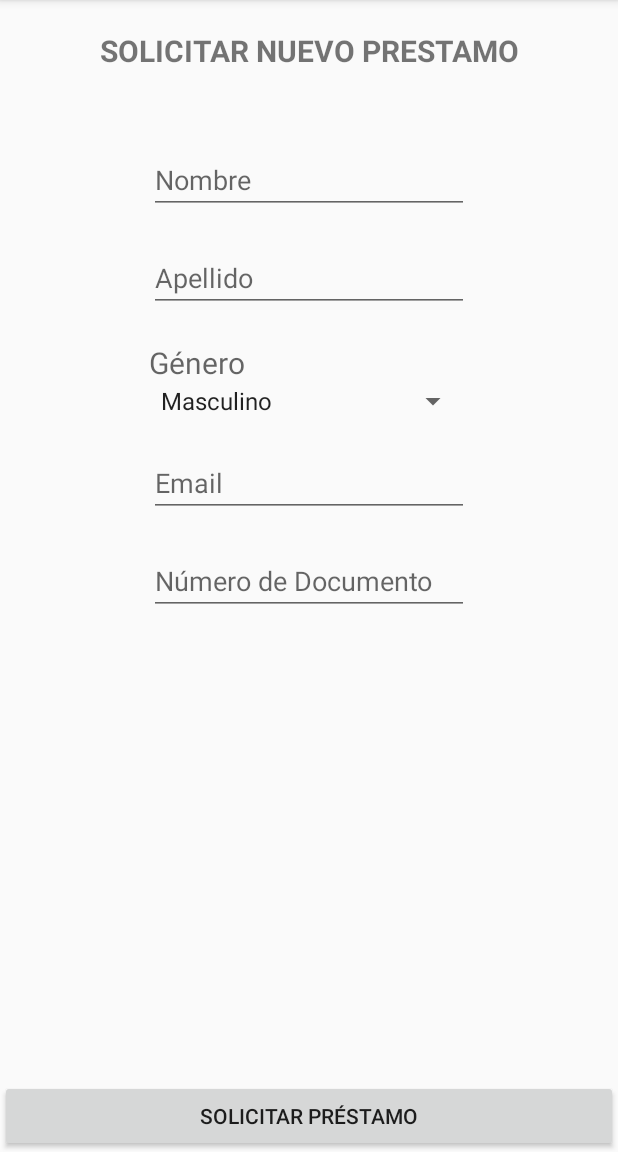
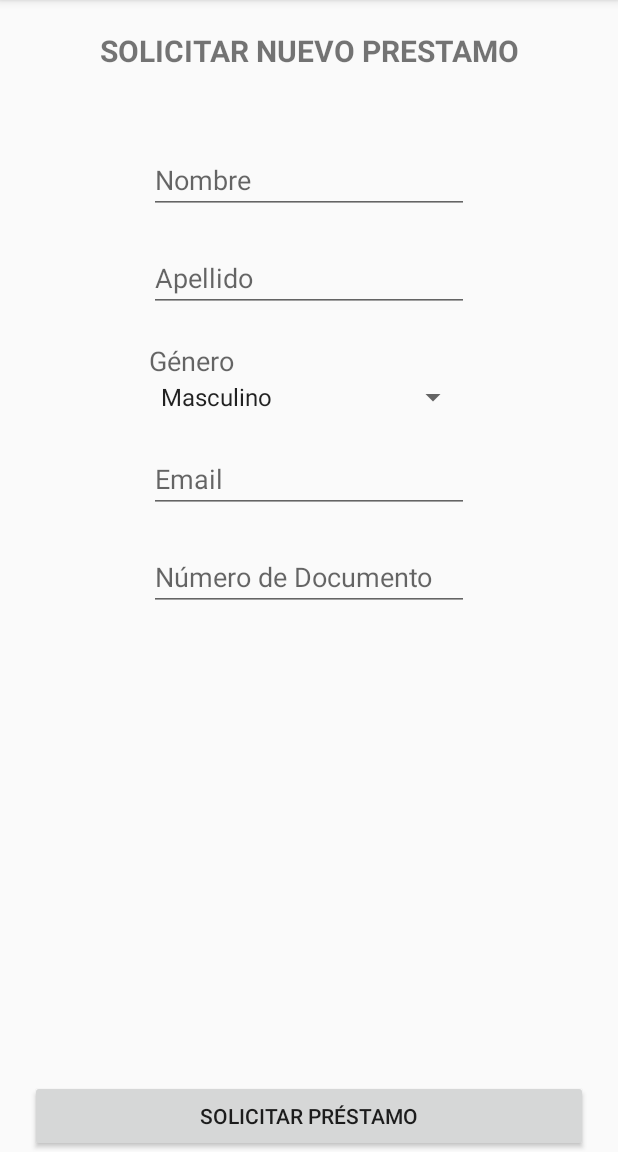
Before and after one commit to martintarres/ProyectoEntrevista, an Android app: the screen it shows after launch (MainActivity), after a tap on "PEDIR PRÉSTAMOS", on a phone screen of 412 x 824 dp, the part 84-1236 px from its top. Run offline under Robolectric (Android 15) with nearby library versions, the phone set to English and light mode, and no system bars.

```diff
--- a/app/build.gradle
+++ b/app/build.gradle
@@ -3,13 +3,13 @@ plugins {
 }
 
 android {
-    compileSdkVersion 30
+    compileSdkVersion 29
     buildToolsVersion "30.0.2"
 
     defaultConfig {
         applicationId "com.example.proyectoentrevista"
         minSdkVersion 26
-        targetSdkVersion 30
+        targetSdkVersion 29
         versionCode 1
         versionName "1.0"
 
--- a/app/src/main/java/com/example/proyectoentrevista/MainActivity.java
+++ b/app/src/main/java/com/example/proyectoentrevista/MainActivity.java
@@ -18,8 +18,6 @@ public class MainActivity extends BaseActivity {
     protected void onCreate(Bundle savedInstanceState) {
         super.onCreate(savedInstanceState);
         setContentView(getLayout());
-
-        //AppCompatDelegate.setDefaultNightMode(AppCompatDelegate.MODE_NIGHT_NO);
     }
 
     @Override
--- a/app/src/main/java/com/example/proyectoentrevista/ui/fragments/Home.java
+++ b/app/src/main/java/com/example/proyectoentrevista/ui/fragments/Home.java
@@ -5,17 +5,13 @@ import android.view.LayoutInflater;
 import android.view.View;
 import android.view.ViewGroup;
 import android.widget.Button;
-
 import com.example.proyectoentrevista.R;
-import com.example.proyectoentrevista.network.PrestamosLoader;
 import com.example.proyectoentrevista.ui.BaseFragment;
 import com.example.proyectoentrevista.utils.ScreenFactory;
 
 
 public class Home extends BaseFragment implements View.OnClickListener {
 
-    private Button pedirPrestamo;
-    private Button verSolicitudes;
     private View view;
 
 
@@ -44,8 +40,8 @@ public class Home extends BaseFragment implements View.OnClickListener {
     }
 
     private void initButtons(){
-        pedirPrestamo = (Button) view.findViewById(R.id.button_pedir_prestamo);
-        verSolicitudes = (Button) view.findViewById(R.id.button_ver_peticiones);
+        Button pedirPrestamo = (Button) view.findViewById(R.id.button_pedir_prestamo);
+        Button verSolicitudes = (Button) view.findViewById(R.id.button_ver_peticiones);
 
         pedirPrestamo.setOnClickListener(this);
         verSolicitudes.setOnClickListener(this);
--- a/app/src/main/java/com/example/proyectoentrevista/ui/fragments/PedirPrestamos.java
+++ b/app/src/main/java/com/example/proyectoentrevista/ui/fragments/PedirPrestamos.java
@@ -4,12 +4,8 @@ import android.app.AlertDialog;
 import android.app.ProgressDialog;
 import android.content.Context;
 import android.content.DialogInterface;
-import android.content.SharedPreferences;
 import android.content.res.TypedArray;
 import android.os.Bundle;
-
-import androidx.fragment.app.Fragment;
-
 import android.view.LayoutInflater;
 import android.view.View;
 import android.view.ViewGroup;
@@ -18,46 +14,30 @@ import android.widget.ArrayAdapter;
 import android.widget.Button;
 import android.widget.EditText;
 import android.widget.Spinner;
-
 import com.example.proyectoentrevista.R;
 import com.example.proyectoentrevista.network.AlmacenarDatos.AlmacenarDatosBody;
 import com.example.proyectoentrevista.network.AlmacenarDatos.AlmacenarResponse;
-import com.example.proyectoentrevista.network.PrestamoService;
+
 import com.example.proyectoentrevista.network.PrestamosLoader;
 import com.example.proyectoentrevista.network.SolicitarPrestamo.PrestamoResponse;
 import com.example.proyectoentrevista.ui.BaseFragment;
 import com.example.proyectoentrevista.utils.ScreenFactory;
 import com.example.proyectoentrevista.utils.Utils;
-import com.google.gson.Gson;
-import com.google.gson.GsonBuilder;
-
-import org.json.JSONException;
-import org.json.JSONObject;
-
 import java.util.ArrayList;
-import java.util.concurrent.TimeUnit;
-
-import okhttp3.OkHttpClient;
-import okhttp3.logging.HttpLoggingInterceptor;
 import retrofit2.Call;
 import retrofit2.Callback;
 import retrofit2.Response;
-import retrofit2.Retrofit;
-import retrofit2.converter.gson.GsonConverterFactory;
-import retrofit2.http.HEAD;
 
 
 public class PedirPrestamos extends BaseFragment implements View.OnClickListener, AdapterView.OnItemSelectedListener {
 
     private View view;
-    private TypedArray mTypedArrayDocument;
-    private Spinner mTypeDoc;
+    private Spinner mTypeGender;
     private EditText textoNombre;
     private EditText textoApellido;
     private EditText textoMail;
     private EditText textoDocNumber;
     private Button botonEnviarPeticion;
-    private int typeGeneroSelected = -1;
     private String typeGeneroField;
     private PrestamosLoader loader;
     private AlmacenarDatosBody almacenarDatosBody;
@@ -74,8 +54,7 @@ public class PedirPrestamos extends BaseFragment implements View.OnClickListener
 
 
     public static PedirPrestamos newInstance() {
-        PedirPrestamos fragment = new PedirPrestamos();
-        return fragment;
+        return new PedirPrestamos();
     }
 
     public PedirPrestamos() {
@@ -110,7 +89,7 @@ public class PedirPrestamos extends BaseFragment implements View.OnClickListener
     }
 
     private void initButtons(){
-        mTypeDoc = (Spinner) view.findViewById(R.id.spinner_type_doc);
+        mTypeGender = (Spinner) view.findViewById(R.id.spinner_type_doc);
         textoNombre = (EditText) view.findViewById(R.id.editText_nombre);
         textoApellido = (EditText) view.findViewById(R.id.editText_apellido);
         textoMail = (EditText) view.findViewById(R.id.editText_mail);
@@ -118,16 +97,16 @@ public class PedirPrestamos extends BaseFragment implements View.OnClickListener
         botonEnviarPeticion = (Button) view.findViewById(R.id.button_enviar_peticion);
         botonEnviarPeticion.setOnClickListener(this);
 
-        mTypedArrayDocument = getActivity().getResources().obtainTypedArray(R.array.type_document_array);
-        int size = mTypedArrayDocument.length();
+        TypedArray mTypedArrayGender = getActivity().getResources().obtainTypedArray(R.array.type_document_array);
+        int size = mTypedArrayGender.length();
         String[] array = new String[size];
         for(int i = 0; i < size ; i++){
-            array[i] = mTypedArrayDocument.getString(i);
+            array[i] = mTypedArrayGender.getString(i);
         }
         ArrayAdapter<String> adapter = new ArrayAdapter<String>(getActivity(),android.R.layout.simple_spinner_item,array);
         adapter.setDropDownViewResource(android.R.layout.simple_spinner_dropdown_item);
-        mTypeDoc.setAdapter(adapter);
-        mTypeDoc.setOnItemSelectedListener(this);
+        mTypeGender.setAdapter(adapter);
+        mTypeGender.setOnItemSelectedListener(this);
 
         listDatos = new ArrayList<AlmacenarDatosBody>();
 
@@ -139,9 +118,9 @@ public class PedirPrestamos extends BaseFragment implements View.OnClickListener
         textoMail.setText(emailTemp);
         textoDocNumber.setText(dniTemp);
         if(genderTemp.equals("Masculino")){
-            mTypeDoc.setSelection(0);
+            mTypeGender.setSelection(0);
         }else{
-            mTypeDoc.setSelection(1);
+            mTypeGender.setSelection(1);
         }
     }
 
@@ -254,7 +233,6 @@ public class PedirPrestamos extends BaseFragment implements View.OnClickListener
     @Override
     public void onItemSelected(AdapterView<?> parent, View view, int position, long id) {
         TypedArray typedArray = getActivity().getResources().obtainTypedArray(R.array.type_document_array);
-        typeGeneroSelected = position;
         typeGeneroField = typedArray.getString(position);
         System.out.println(typeGeneroField);
     }
--- a/app/src/main/java/com/example/proyectoentrevista/ui/fragments/VerPeticiones.java
+++ b/app/src/main/java/com/example/proyectoentrevista/ui/fragments/VerPeticiones.java
@@ -3,7 +3,6 @@ package com.example.proyectoentrevista.ui.fragments;
 import android.content.Context;
 import android.os.Bundle;
 
-import androidx.fragment.app.Fragment;
 import androidx.recyclerview.widget.LinearLayoutManager;
 import androidx.recyclerview.widget.RecyclerView;
 
@@ -14,12 +13,9 @@ import android.widget.TextView;
 
 import com.example.proyectoentrevista.Adapter.SolicitudesAdapter;
 import com.example.proyectoentrevista.R;
-import com.example.proyectoentrevista.network.AlmacenarDatos.AlmacenarDatosBody;
 import com.example.proyectoentrevista.ui.BaseFragment;
 import com.example.proyectoentrevista.utils.ScreenFactory;
 
-import java.awt.font.TextAttribute;
-import java.util.ArrayList;
 
 
 public class VerPeticiones extends BaseFragment {
--- a/app/src/main/java/com/example/proyectoentrevista/utils/BaseActivity.java
+++ b/app/src/main/java/com/example/proyectoentrevista/utils/BaseActivity.java
@@ -6,7 +6,6 @@ import androidx.appcompat.app.AppCompatActivity;
 import androidx.fragment.app.Fragment;
 
 import com.example.proyectoentrevista.R;
-import com.example.proyectoentrevista.network.PrestamosLoader;
 
 
 public abstract class BaseActivity extends AppCompatActivity {
@@ -14,7 +13,6 @@ public abstract class BaseActivity extends AppCompatActivity {
      * Fragment managing the behaviors, interactions and presentation of the navigation drawer.
      */
     protected ScreenFactory.SCREEN mScreenEnum;
-    private Fragment mFragment;
     private OnBackPressedListener mListener;
 
 
@@ -39,12 +37,12 @@ public abstract class BaseActivity extends AppCompatActivity {
 
     public void showScreen(ScreenFactory.SCREEN screenEnum, Bundle params) {
         if (screenEnum != null) {
-            this.mFragment = ScreenFactory.getInstance().getScreen(screenEnum);
+            Fragment mFragment = ScreenFactory.getInstance().getScreen(screenEnum);
             if (params != null) {
                 mFragment.setArguments(params);
             }
             getSupportFragmentManager().beginTransaction()
-                    .replace(R.id.container, this.mFragment, this.mFragment.getClass().getName()).commitAllowingStateLoss();
+                    .replace(R.id.container, mFragment, mFragment.getClass().getName()).commitAllowingStateLoss();
             this.mScreenEnum = screenEnum;
         }
     }
--- a/app/src/main/res/layout/fragment_home.xml
+++ b/app/src/main/res/layout/fragment_home.xml
@@ -19,13 +19,13 @@
         <Button
             android:id="@+id/button_pedir_prestamo"
             android:layout_width="match_parent"
-            android:layout_height="183dp"
+            android:layout_height="100dp"
             android:text="@string/boton_pedir_prestamo" />
 
         <Button
             android:id="@+id/button_ver_peticiones"
             android:layout_width="match_parent"
-            android:layout_height="183dp"
+            android:layout_height="100dp"
             android:text="@string/boton_ver_peticiones" />
     </LinearLayout>
 </androidx.constraintlayout.widget.ConstraintLayout>
--- a/app/src/main/res/layout/fragment_pedir_prestamos.xml
+++ b/app/src/main/res/layout/fragment_pedir_prestamos.xml
@@ -71,8 +71,12 @@
         android:id="@+id/button_enviar_peticion"
         android:layout_width="match_parent"
         android:layout_height="wrap_content"
+        android:layout_marginStart="20dp"
+        android:layout_marginEnd="20dp"
         android:text="@string/boton_enviar_peticion"
-        app:layout_constraintBottom_toBottomOf="parent" />
+        app:layout_constraintBottom_toBottomOf="parent"
+        app:layout_constraintEnd_toEndOf="parent"
+        app:layout_constraintStart_toStartOf="parent" />
 
     <Spinner
         android:id="@+id/spinner_type_doc"
@@ -88,7 +92,7 @@
         android:layout_height="wrap_content"
         android:layout_marginTop="20dp"
         android:hint="@string/text_genero"
-        android:textSize="20dp"
+        android:textSize="18dp"
         app:layout_constraintStart_toStartOf="@+id/editText_apellido"
         app:layout_constraintTop_toBottomOf="@+id/editText_apellido" />
 
--- a/app/src/main/res/values-night/themes.xml
+++ /dev/null
@@ -1,16 +0,0 @@
-<resources xmlns:tools="http://schemas.android.com/tools">
-    <!-- Base application theme. -->
-    <style name="Theme.ProyectoEntrevista" parent="Theme.MaterialComponents.DayNight.DarkActionBar">
-        <!-- Primary brand color. -->
-        <item name="colorPrimary">@color/purple_200</item>
-        <item name="colorPrimaryVariant">@color/purple_700</item>
-        <item name="colorOnPrimary">@color/black</item>
-        <!-- Secondary brand color. -->
-        <item name="colorSecondary">@color/teal_200</item>
-        <item name="colorSecondaryVariant">@color/teal_200</item>
-        <item name="colorOnSecondary">@color/black</item>
-        <!-- Status bar color. -->
-        <item name="android:statusBarColor" tools:targetApi="l">?attr/colorPrimaryVariant</item>
-        <!-- Customize your theme here. -->
-    </style>
-</resources>
```
Also changed, not shown: app/src/main/java/com/example/proyectoentrevista/network/PrestamoService.java (+1 -11 lines), app/src/main/java/com/example/proyectoentrevista/network/PrestamosLoader.java (+0 -12 lines), app/src/main/java/com/example/proyectoentrevista/ui/BaseFragment.java (+4 -20 lines).
